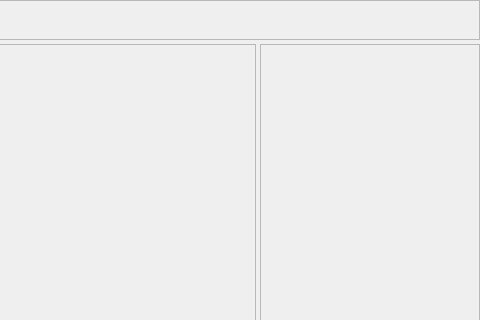
Qt form ui/mapmanager.ui (U-Alex/Easy_VOLS) before a commit; both pictures show x 720 to 1200 and y 0 to 320 of the 1200 by 600 pixel window.
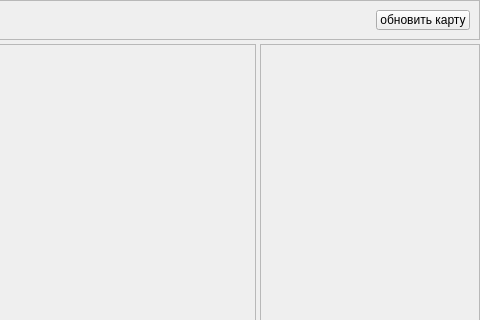
The same form after that commit.

```diff
--- a/ui/mapmanager.ui
+++ b/ui/mapmanager.ui
@@ -76,6 +76,13 @@
         </property>
        </spacer>
       </item>
+      <item>
+       <widget class="QPushButton" name="pb_map_refresh">
+        <property name="text">
+         <string>обновить карту</string>
+        </property>
+       </widget>
+      </item>
      </layout>
     </widget>
    </item>
```
